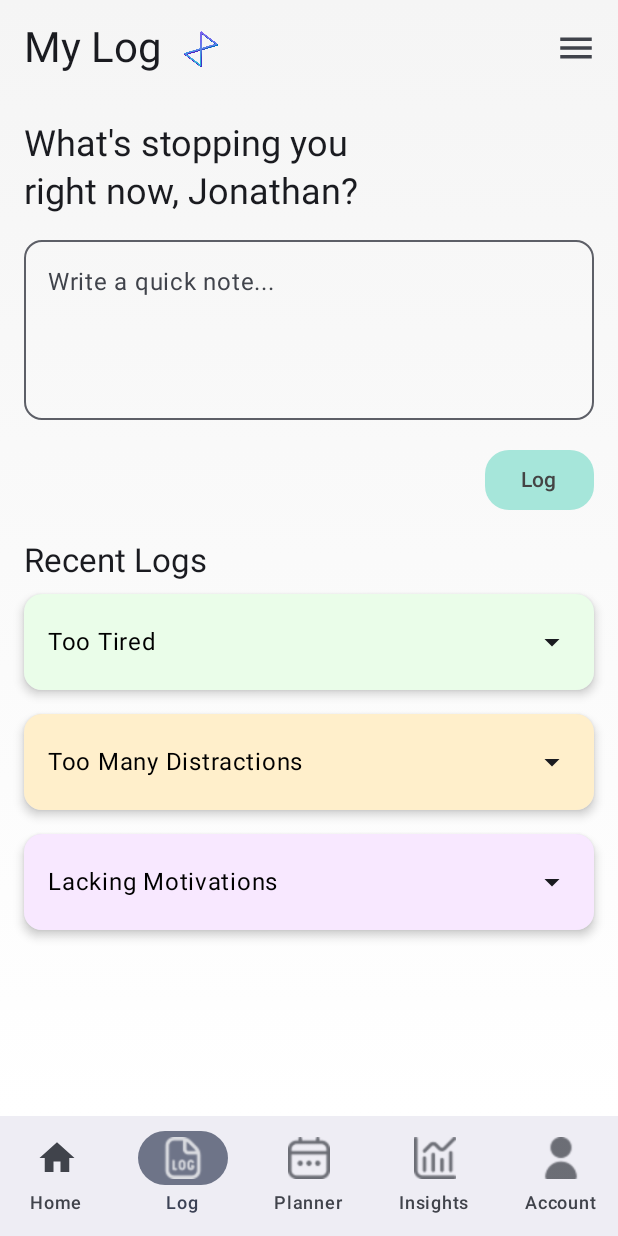
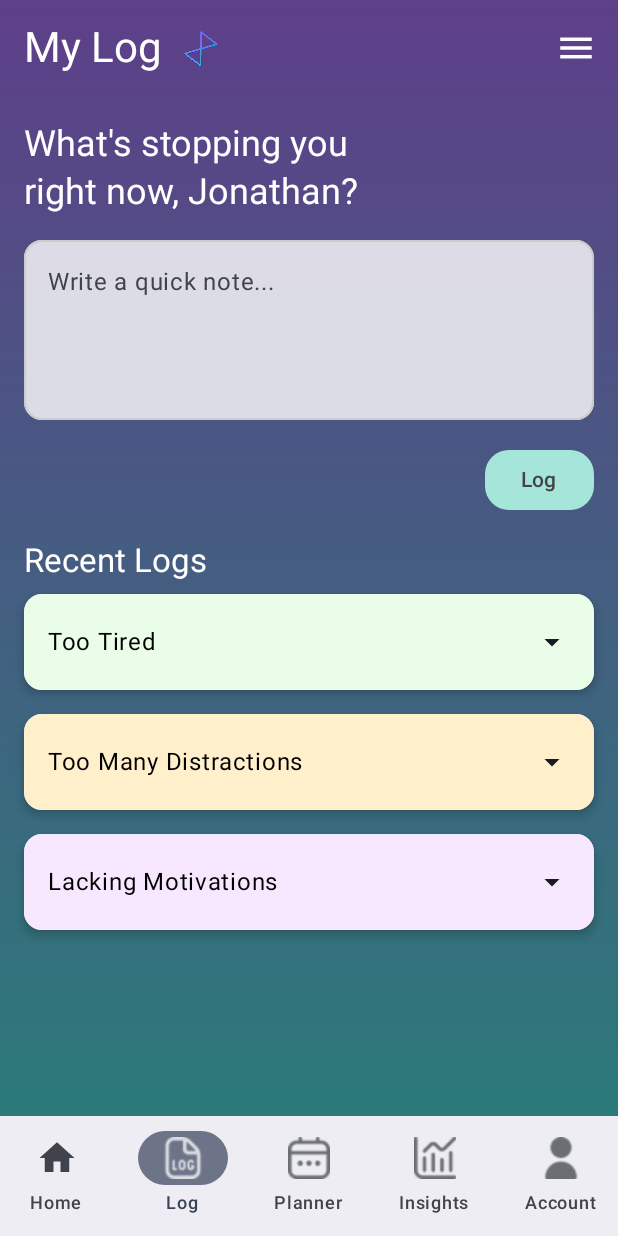
Before and after one commit to Cos229-239/2025_10_Team1, an Android app built with Jetpack Compose: the LogScreen screen opened through its navigation route, on a phone screen of 412 x 824 dp. Run offline under Robolectric (Android 15) with nearby library versions, the phone set to English and light mode, and no system bars.

Commit message:
Daily Commit: Created a purple-to-teal background for the log screen

```diff
--- a/app/src/main/java/com/example/myapplication/ui1/LogScreen.kt
+++ b/app/src/main/java/com/example/myapplication/ui1/LogScreen.kt
@@ -18,6 +18,7 @@ import androidx.compose.runtime.setValue
 import androidx.compose.ui.Alignment
 import androidx.compose.ui.Modifier
 import androidx.compose.ui.draw.clip
+import androidx.compose.ui.graphics.Brush
 import androidx.compose.ui.graphics.Color
 import androidx.compose.ui.graphics.graphicsLayer
 import androidx.compose.ui.platform.LocalDensity
@@ -38,8 +39,6 @@ data class DropdownItem(
     val route: String // Add route for navigation
 )
 
-// --- THIS IS THE MAIN FIX ---
-// The function signature now accepts both NavController and userName.
 @OptIn(ExperimentalMaterial3Api::class)
 @Composable
 fun LogScreen(navController: NavController, userName: String, modifier: Modifier = Modifier) {
@@ -56,11 +55,21 @@ fun LogScreen(navController: NavController, userName: String, modifier: Modifier
         Color(0xFFE0F7FA), Color(0xFFFFEBEE)
     )
 
+    // --- THIS IS THE ONLY CHANGE ---
+    // A lighter version of the purple-to-teal gradient from your image.
+    val logGradient: Brush = Brush.verticalGradient(
+        colors = listOf(
+            Color(0xFF5E3F89), // Lighter Purple
+            Color(0xFF2C7A7A)  // Lighter Teal/Cyan
+        )
+    )
+
     // Using a Box as the root allows the background to be set correctly.
     Box(
         modifier = modifier
             .fillMaxSize()
-            .background(AppGradients.neutral) // The gradient background
+            // The background now uses the new gradient
+            .background(logGradient)
     ) {
         // The content is in a LazyColumn which is transparent by default.
         LazyColumn(
@@ -86,6 +95,8 @@ fun LogScreen(navController: NavController, userName: String, modifier: Modifier
                 Text(
                     text = "Recent Logs",
                     style = MaterialTheme.typography.titleLarge,
+                    // Make text white to be readable on the new dark background
+                    color = Color.White,
                     modifier = Modifier
                         .fillMaxWidth()
                         .padding(horizontal = 16.dp)
@@ -119,7 +130,9 @@ fun LogTopAppBar(navController: NavController) { // <-- Pass NavController here
             Row(verticalAlignment = Alignment.CenterVertically) {
                 Text(
                     text = "My Log",
-                    style = MaterialTheme.typography.headlineMedium
+                    style = MaterialTheme.typography.headlineMedium,
+                    // Make title text white for readability
+                    color = Color.White
                 )
                 Icon(
                     painter = painterResource(id = R.drawable.tisense_icon_2),
@@ -135,7 +148,9 @@ fun LogTopAppBar(navController: NavController) { // <-- Pass NavController here
                     Icon(
                         imageVector = Icons.Filled.Menu,
                         contentDescription = "Menu",
-                        modifier = Modifier.size(28.dp)
+                        modifier = Modifier.size(28.dp),
+                        // Make icon white for readability
+                        tint = Color.White
                     )
                 }
                 DropdownMenu(
@@ -180,6 +195,8 @@ fun LogInputSection(
         Text(
             text = "What's stopping you\nright now, $userName?",
             style = MaterialTheme.typography.headlineSmall,
+            // Make text white for readability
+            color = Color.White,
             modifier = Modifier.padding(bottom = 16.dp)
         )
         OutlinedTextField(
@@ -189,7 +206,21 @@ fun LogInputSection(
             modifier = Modifier
                 .fillMaxWidth()
                 .height(120.dp),
-            shape = RoundedCornerShape(12.dp)
+            shape = RoundedCornerShape(12.dp),
+            // Use OutlinedTextFieldDefaults.colors for Material 3
+            colors = OutlinedTextFieldDefaults.colors(
+                // --- THIS IS THE CHANGE ---
+                // Change text color to black for both focused and unfocused states
+                focusedTextColor = Color.Black,
+                unfocusedTextColor = Color.Black,
+
+                cursorColor = Color.Black, // Also change the cursor to black
+                focusedBorderColor = Color.White,
+                unfocusedBorderColor = Color.LightGray,
+                // Make the container color a light, semi-transparent white
+                focusedContainerColor = Color.White.copy(alpha = 0.8f),
+                unfocusedContainerColor = Color.White.copy(alpha = 0.8f)
+            )
         )
         Spacer(modifier = Modifier.height(16.dp))
         Button(
@@ -204,6 +235,8 @@ fun LogInputSection(
         }
     }
 }
+
+
 
 @Composable
 fun RecentLogItem(log: RecentLog, modifier: Modifier = Modifier) {
--- a/app/src/main/java/com/example/myapplication/ui1/theme/Gradients.kt
+++ b/app/src/main/java/com/example/myapplication/ui1/theme/Gradients.kt
@@ -88,4 +88,12 @@ object AppGradients {
             Color(0xFFFFFFFF)  // White
         )
     )
+    // In Gradients.kt, add a new val
+    val log: Brush = Brush.verticalGradient(
+        colors = listOf(
+            Color(0xFFE8F5E9), // A calm, light green
+            Color(0xFFFFFFFF)  // Fading to white
+        )
+    )
+
 }
```
